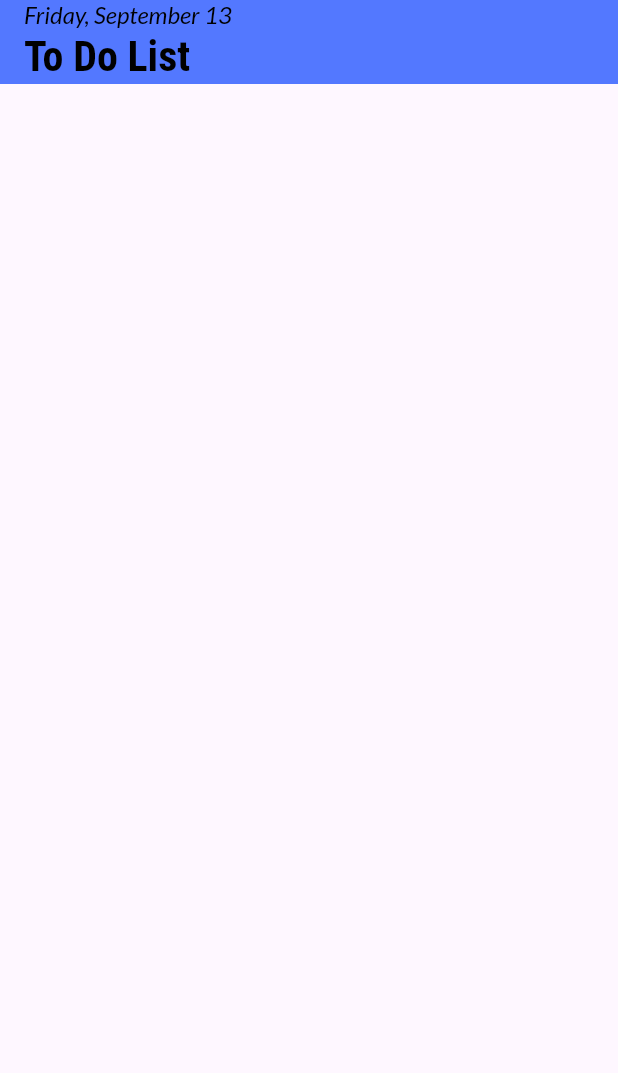
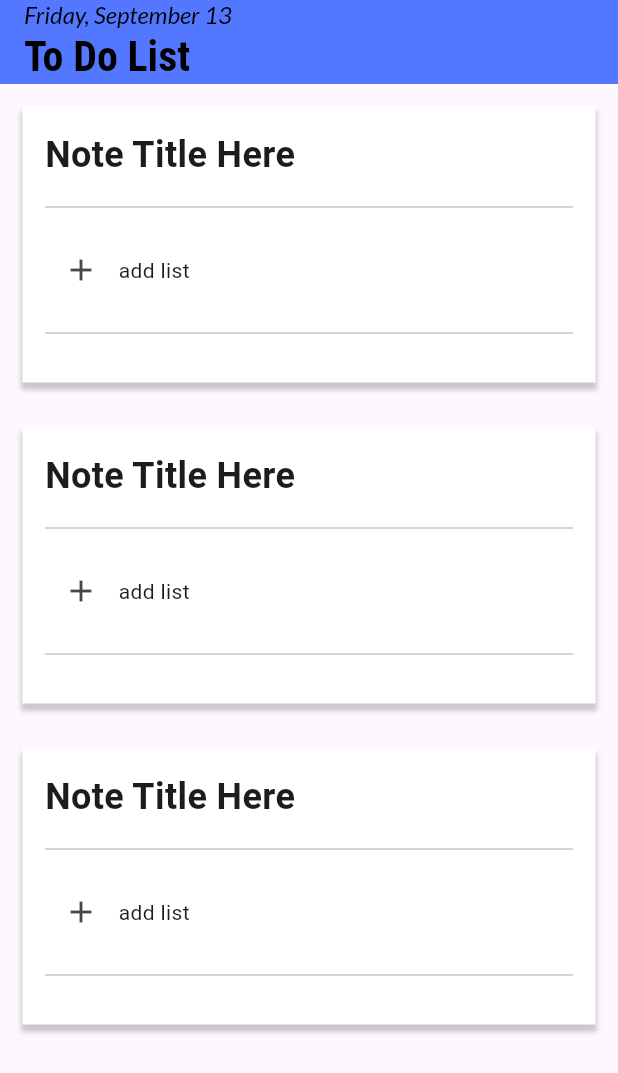
Before and after one commit to pickachuuu/to_do_list, a Flutter app: the screen it shows after launch, on a phone screen of 412 x 824 dp. Shown: the top 1073 px of the screen. Run offline on Flutter 3.47's test engine with Material 3 defaults, Android fonts, the phone set to English and light mode, and no system bars; our stand-ins replace google_fonts.

Commit message:
Refactor list tile: Replaced entry_tile.dart with list_tile.dart, implemented tile format and add task functionality

```diff
--- a/lib/main.dart
+++ b/lib/main.dart
@@ -1,6 +1,7 @@
 import 'package:flutter/material.dart';
 import 'package:intl/intl.dart';
-import 'package:google_fonts/google_fonts.dart'; // Import Google Fonts package
+import 'package:google_fonts/google_fonts.dart';
+import 'package:to_do_list/util/list_tile.dart';
 
 void main() {
   runApp(const MyApp());
@@ -45,6 +46,15 @@ class MyApp extends StatelessWidget {
             ],
           ),
         ),
+
+      body: ListView(
+        children: const [
+          TaskList(),
+          TaskList(),
+          TaskList()
+        ],
+      )
+
       ),
     );
   }
--- /dev/null
+++ b/lib/util/list_tile.dart
@@ -0,0 +1,146 @@
+// hobby_list.dart
+import 'package:flutter/material.dart';
+
+class TaskList extends StatefulWidget {
+  const TaskList({super.key});
+
+  @override
+  State<TaskList> createState() => _TaskListState();
+}
+
+class _TaskListState extends State<TaskList> {
+  // List of available hobbies
+  List<Map> availableTask = [
+
+  ];
+
+  void addNewHobby(String taskName) {
+    setState(() {
+      availableTask.add({"name": taskName, "isChecked": false});
+    });
+  }
+
+  @override
+  Widget build(BuildContext context) {
+    return Padding(
+      padding: const EdgeInsets.all(15),
+      child: Container(
+        padding: const EdgeInsets.all(15),
+        decoration: BoxDecoration(
+        color: Colors.white,
+          boxShadow: [
+            BoxShadow(
+              color: const Color.fromARGB(255, 0, 0, 0).withOpacity(0.2),
+                  offset: Offset(0, 4),
+                  blurRadius: 2,
+                  spreadRadius: 1,
+            )
+          ]
+        ),
+        child: Column(
+          crossAxisAlignment: CrossAxisAlignment.start,
+          children: [
+
+            const Text(
+              "Note Title Here",
+              style: TextStyle(
+                fontSize: 24,
+                fontWeight: FontWeight.bold,
+              ),
+            ),
+
+
+
+
+            const SizedBox(height: 10),
+            const Divider(),
+            const SizedBox(height: 10),
+
+            // The checkboxes
+            Column(
+              children: availableTask.map((hobby) {
+                return Row( // Change CheckboxListTile to Row
+                  children: [
+                    Checkbox( // Use Checkbox instead of CheckboxListTile
+                      value: hobby["isChecked"],
+                      onChanged: (bool? newValue) {
+                        setState(() {
+                          hobby["isChecked"] = newValue;
+                        });
+                      },
+                    ),
+                    const SizedBox(width: 5), // Add spacing between checkbox and text
+                    Text(hobby["name"]),
+                  ],
+                );
+              }).toList(),
+            ),
+
+
+            Row(
+              mainAxisAlignment: MainAxisAlignment.start,
+                children: [
+                IconButton(
+                      icon: const Icon(Icons.add),
+                      onPressed: () {
+                        // Prompt user for new hobby name and add it
+                        final TextEditingController taskNameController =
+                            TextEditingController();
+                        showDialog(
+                          context: context,
+                          builder: (context) => AlertDialog(
+                            title: const Text("Add New Task"),
+                            content: TextField(
+                              controller: taskNameController,
+                              decoration: const InputDecoration(
+                                hintText: "Enter task name",
+                              ),
+                            ),
+                            actions: [
+                              TextButton(
+                                onPressed: () => Navigator.pop(context),
+                                child: const Text("Cancel"),
+                              ),
+                              TextButton(
+                                onPressed: () {
+                                  addNewHobby(taskNameController.text);
+                                  Navigator.pop(context);
+                                },
+                                child: const Text("Add"),
+                              ),
+                            ],
+                          ),
+                        );
+                      },
+                ),
+                const SizedBox(width: 1),
+                const Text("add list"),
+              ],
+            ),
+
+            // Display the selected hobbies
+            const SizedBox(height: 10),
+            const Divider(),
+            const SizedBox(height: 10),
+            Wrap(
+              children: availableTask.map((hobby) {
+                if (hobby["isChecked"] == true) {
+                  return Card(
+                    elevation: 3,
+                    color: Colors.amber,
+                    child: Padding(
+                      padding: const EdgeInsets.all(8.0),
+                      child: Text(hobby["name"],
+                      ),
+                    ),
+                  );
+                }
+                return Container();
+              }).toList(),
+            ),
+          ],
+        ),
+      ),
+    );
+  }
+}
```
Also changed, not shown: lib/util/entry_tile.dart (deleted, +0 -36 lines).
